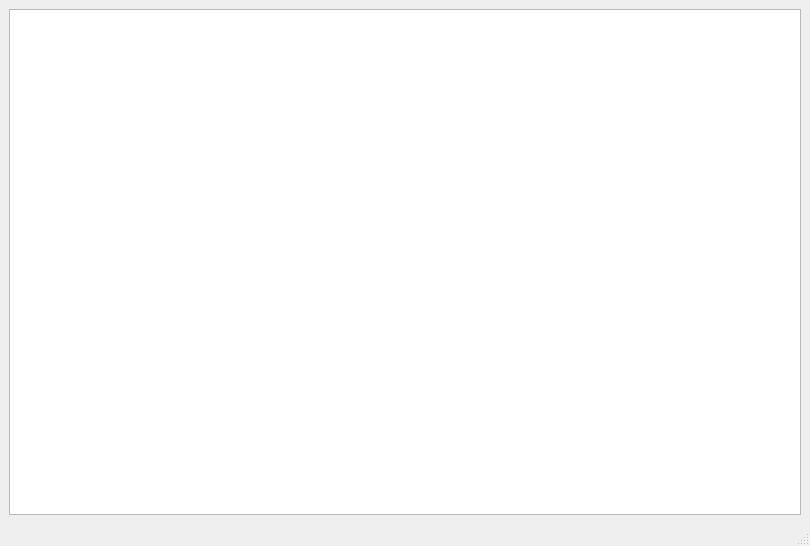
HaydenGuy/PyQt_Shot_Tracker, file UI/shot_tracker.ui: the form before one commit.
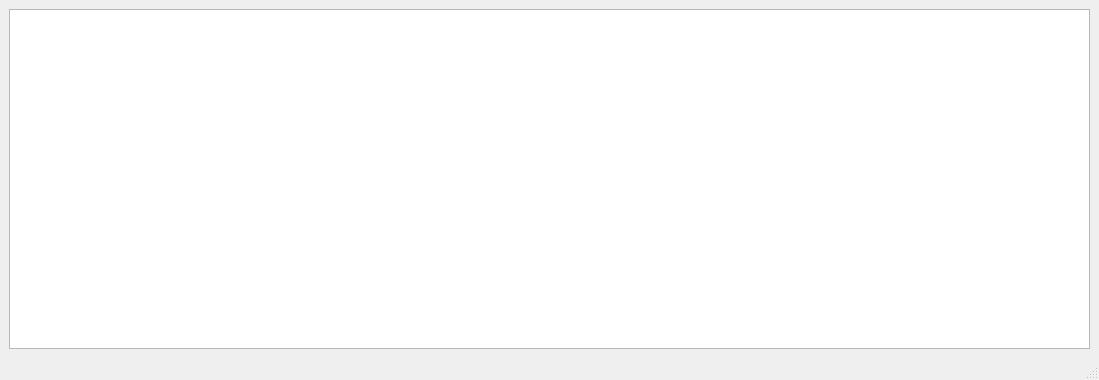
The form after the commit.

Commit message: Added logic to update the spreadsheet when the user updates the GUI Spreadsheet. Added logic to set the background colors based on the cell data

Diff of the .ui file:
```diff
--- a/UI/shot_tracker.ui
+++ b/UI/shot_tracker.ui
@@ -6,17 +6,28 @@
    <rect>
     <x>0</x>
     <y>0</y>
-    <width>810</width>
-    <height>546</height>
+    <width>1099</width>
+    <height>380</height>
    </rect>
   </property>
   <property name="windowTitle">
    <string>Shot Tracker</string>
   </property>
   <widget class="QWidget" name="centralwidget">
+   <property name="font">
+    <font>
+     <pointsize>13</pointsize>
+    </font>
+   </property>
    <layout class="QVBoxLayout" name="verticalLayout">
     <item>
-     <widget class="QTreeView" name="tree_view"/>
+     <widget class="QTreeView" name="tree_view">
+      <property name="font">
+       <font>
+        <pointsize>12</pointsize>
+       </font>
+      </property>
+     </widget>
     </item>
    </layout>
   </widget>
```
Left out of the diff: 4 changed lines with no effect on the pictures. The commit also changes 3 other files.
